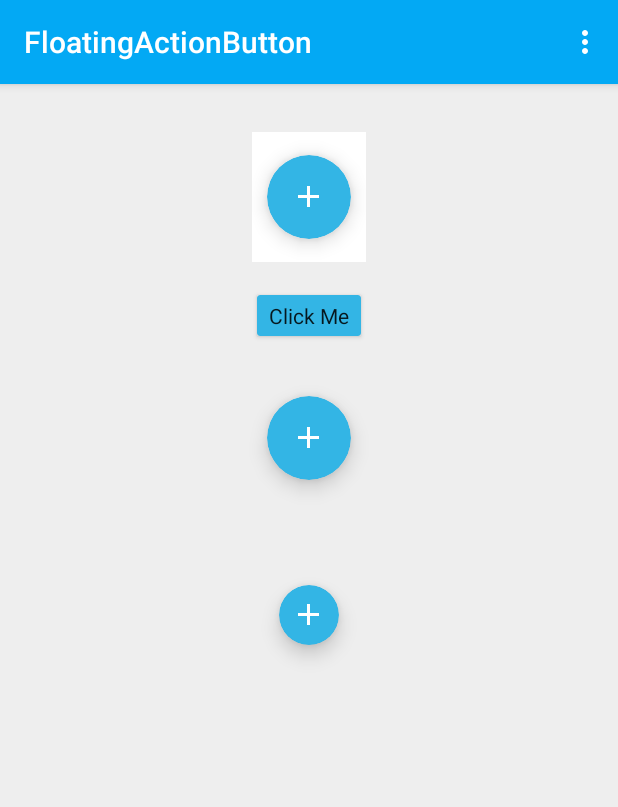
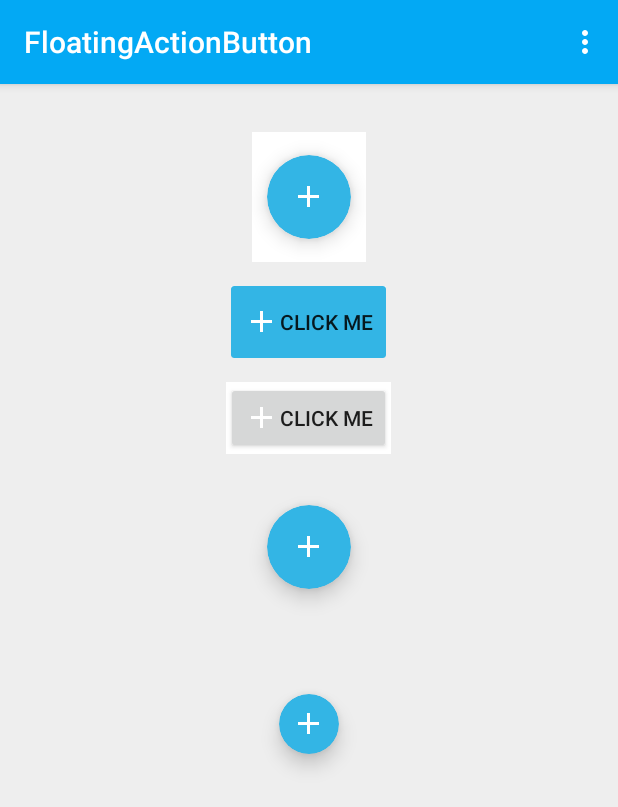
Before and after one commit to slaterama/FloatingActionButton, an Android app: the screen it shows after launch (MainActivity), on a phone screen of 412 x 824 dp. Shown: the top 807 px of the screen. Run offline under Robolectric (Android 15) with nearby library versions, the phone set to English and light mode, and no system bars; plain views replace RoundedImageButton.

Commit message:
Fixed inheritance from correct Button style

```diff
--- a/app/src/main/java/com/slaterama/floatingactionbutton/widget/RoundedButton.java
+++ b/app/src/main/java/com/slaterama/floatingactionbutton/widget/RoundedButton.java
@@ -28,9 +28,21 @@ public class RoundedButton extends Button
 		}
 	}
 
+	protected static void updateOverlapPadding(float cornerRadius, boolean preventCornerOverlap,
+	                                           Rect overlapPadding) {
+		if (preventCornerOverlap) {
+			int padding = (int) Math.ceil((1 - COS_45) * cornerRadius);
+			overlapPadding.set(padding, padding, padding, padding);
+		} else {
+			overlapPadding.setEmpty();
+		}
+	}
+
 	protected boolean mPreventCornerOverlap;
 
 	protected final Rect mShadowPadding = new Rect();
+
+	protected final Rect mOverlapPadding = new Rect();
 
 	protected final Rect mContentPadding = new Rect();
 
@@ -41,7 +53,7 @@ public class RoundedButton extends Button
 	}
 
 	public RoundedButton(Context context, AttributeSet attrs) {
-		this(context, attrs, R.attr.roundedImageButtonStyle);
+		this(context, attrs, R.attr.roundedButtonStyle);
 	}
 
 	public RoundedButton(Context context, AttributeSet attrs, int defStyleAttr) {
@@ -74,6 +86,7 @@ public class RoundedButton extends Button
 				R.styleable.RoundedButton_roundedBtnUseCompatPadding, false);
 		mPreventCornerOverlap = a.getBoolean(
 				R.styleable.RoundedButton_roundedBtnPreventCornerOverlap, true);
+		updateOverlapPadding(cornerRadius, mPreventCornerOverlap, mOverlapPadding);
 
 		int defaultPadding = a.getDimensionPixelOffset(
 				R.styleable.RoundedButton_roundedBtnContentPadding, 0);
@@ -156,41 +169,39 @@ public class RoundedButton extends Button
 	public void setPreventCornerOverlap(boolean preventCornerOverlap) {
 		if (preventCornerOverlap != mPreventCornerOverlap) {
 			mPreventCornerOverlap = preventCornerOverlap;
-			// TODO
+			updateOverlapPadding(getCornerRadius(), preventCornerOverlap, mOverlapPadding);
+			updatePadding();
 		}
 	}
 
 	@Override
 	protected void onMeasure(int widthMeasureSpec, int heightMeasureSpec) {
 		super.onMeasure(widthMeasureSpec, heightMeasureSpec);
-		/*
+
 		int measuredWidthAndState = ViewCompat.getMeasuredWidthAndState(this);
 		int measuredHeightAndState = ViewCompat.getMeasuredHeightAndState(this);
-		// int measuredWidth = measuredWidthAndState & ViewCompat.MEASURED_SIZE_MASK;
+		int measuredWidth = measuredWidthAndState & ViewCompat.MEASURED_SIZE_MASK;
 		int measuredWidthState = measuredWidthAndState & ViewCompat.MEASURED_STATE_MASK;
-		// int measuredHeight = measuredHeightAndState & ViewCompat.MEASURED_SIZE_MASK;
+		int measuredHeight = measuredHeightAndState & ViewCompat.MEASURED_SIZE_MASK;
 		int measuredHeightState = measuredHeightAndState & ViewCompat.MEASURED_STATE_MASK;
 
 		float cornerRadius = mImpl.getCornerRadius();
-		int fabWidth = (int) (2 * cornerRadius) + mShadowPadding.left + mShadowPadding.right;
-		int fabHeight = (int) (2 * cornerRadius) + mShadowPadding.top + mShadowPadding.bottom;
-		int resolvedWidthSizeAndState = ViewCompat.resolveSizeAndState(fabWidth, widthMeasureSpec,
-				measuredWidthState);
-		int resolvedHeightSizeAndState = ViewCompat.resolveSizeAndState(fabHeight,
-				heightMeasureSpec, measuredHeightState);
+		int minWidth = (int) (2 * cornerRadius) + mShadowPadding.left + mShadowPadding.right;
+		int minHeight = (int) (2 * cornerRadius) + mShadowPadding.top + mShadowPadding.bottom;
+		int resolvedWidthSizeAndState = ViewCompat.resolveSizeAndState(
+				Math.max(measuredWidth, minWidth), widthMeasureSpec, measuredWidthState);
+		int resolvedHeightSizeAndState = ViewCompat.resolveSizeAndState(
+				Math.max(measuredHeight, minHeight), heightMeasureSpec, measuredHeightState);
 		int resolvedWidth = resolvedWidthSizeAndState & ViewCompat.MEASURED_SIZE_MASK;
 		int resolvedHeight = resolvedHeightSizeAndState & ViewCompat.MEASURED_SIZE_MASK;
+
 		setMeasuredDimension(resolvedWidth, resolvedHeight);
-		*/
 	}
 
 	public void updatePadding() {
-		// TODO account for mPreventCornerOverlap
-		float overlapPadding = 0.0f;
-
-		super.setPadding((int) (mShadowPadding.left + mContentPadding.left + overlapPadding),
-				(int) (mShadowPadding.top + mContentPadding.top + overlapPadding),
-				(int) (mShadowPadding.right + mContentPadding.right + overlapPadding),
-				(int) (mShadowPadding.bottom + mContentPadding.bottom + overlapPadding));
+		super.setPadding(mShadowPadding.left + mOverlapPadding.left + mContentPadding.left,
+				mShadowPadding.top + mOverlapPadding.top + mContentPadding.top,
+				mShadowPadding.right + mOverlapPadding.right + mContentPadding.right,
+				mShadowPadding.bottom + mOverlapPadding.bottom + mContentPadding.bottom);
 	}
 }
--- a/app/src/main/java/com/slaterama/floatingactionbutton/widget/RoundedButtonDelegate.java
+++ b/app/src/main/java/com/slaterama/floatingactionbutton/widget/RoundedButtonDelegate.java
@@ -3,6 +3,9 @@ package com.slaterama.floatingactionbutton.widget;
 import android.view.View;
 
 public interface RoundedButtonDelegate {
+	// used to calculate content padding
+	double COS_45 = Math.cos(Math.toRadians(45));
+
 	View getView();
 	void setShadowPadding(int left, int top, int right, int bottom);
 }
--- a/app/src/main/res/layout/activity_main.xml
+++ b/app/src/main/res/layout/activity_main.xml
@@ -5,7 +5,8 @@
 			android:layout_height="match_parent"
 			android:background="#eee">
 
-	<LinearLayout android:id="@+id/background"
+	<LinearLayout
+		android:id="@+id/background"
 		android:layout_width="match_parent"
 		android:layout_height="wrap_content"
 		android:paddingLeft="@dimen/activity_horizontal_margin"
@@ -73,16 +74,42 @@
 
 		</FrameLayout>
 
+		<FrameLayout
+			android:layout_width="wrap_content"
+			android:layout_height="wrap_content"
+			android:layout_gravity="center_horizontal"
+			android:layout_marginTop="16dp"
+			android:background="#FFF">
+
 			<com.slaterama.floatingactionbutton.widget.RoundedButton
 				android:id="@+id/roundedBtn_1"
 				android:layout_width="wrap_content"
 				android:layout_height="wrap_content"
 				android:layout_gravity="center_horizontal"
+				android:text="@string/click_me"
+				android:drawableLeft="@drawable/ic_add_white_24dp"
+				android:drawableStart="@drawable/ic_add_white_24dp"
+				android:gravity="center_vertical"
+				android:onClick="onClick"/>
+
+		</FrameLayout>
+
+		<FrameLayout
+			android:layout_width="wrap_content"
+			android:layout_height="wrap_content"
+			android:layout_gravity="center_horizontal"
 			android:layout_marginTop="16dp"
-			android:src="@drawable/ic_add_white_24dp"
+			android:background="#FFF">
+
+			<Button
+				android:layout_width="wrap_content"
+				android:layout_height="wrap_content"
+				android:layout_gravity="center_horizontal"
 				android:text="@string/click_me"
-			app:roundedBtnUseCompatPadding="true"
-			android:onClick="onClick"/>
+				android:drawableLeft="@drawable/ic_add_white_24dp"
+				android:drawableStart="@drawable/ic_add_white_24dp"/>
+
+		</FrameLayout>
 
 		<com.slaterama.floatingactionbutton.widget.FloatingActionButton
 			android:id="@+id/fab_2"
```
Lines whose indentation alone changed are shown as unchanged.
